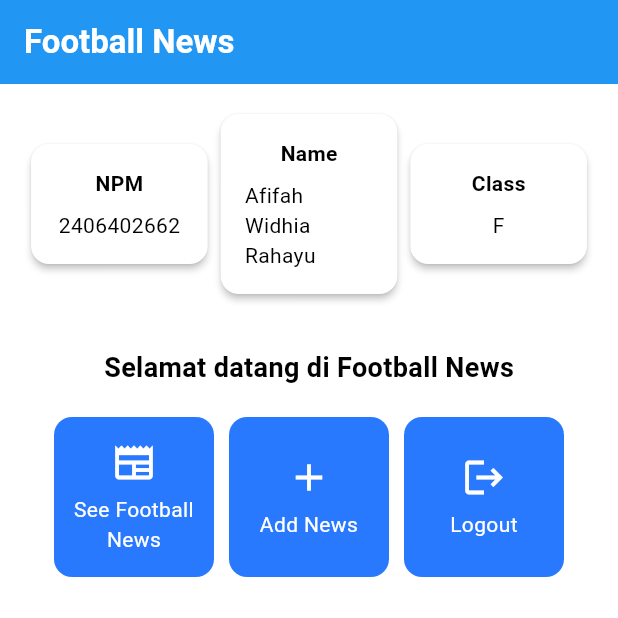
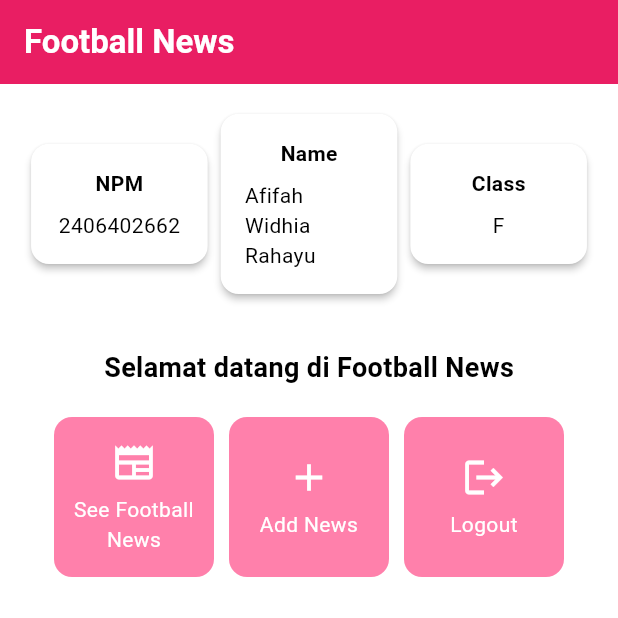
Before and after one commit to afifahwidhia/football-news-mobile, a Flutter app: the screen it shows after launch, on a phone screen of 412 x 824 dp, the top half of it. Run offline on Flutter 3.47's test engine with Material 3 defaults, Android fonts, the phone set to English and light mode, and no system bars.

Commit message:
Changing color scheme

```diff
--- a/lib/main.dart
+++ b/lib/main.dart
@@ -29,8 +29,8 @@ class MyApp extends StatelessWidget {
         //
         // This works for code too, not just values: Most code changes can be
         // tested with just a hot reload.
-        colorScheme: ColorScheme.fromSwatch(primarySwatch: Colors.blue)
-            .copyWith(secondary: Colors.blueAccent[400]),
+        colorScheme: ColorScheme.fromSwatch(primarySwatch: Colors.pink,
+        ).copyWith(secondary: Colors.pinkAccent[100]),
       ),
       home: MyHomePage(),
     );
```
